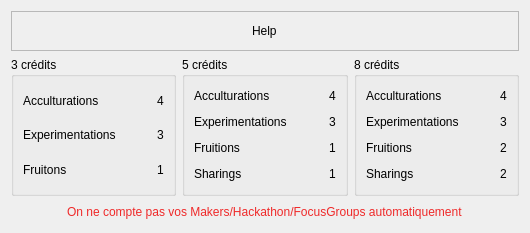
First picture: the form in ui/HelpObjectivesWidget.ui, repository Reidaa/EpiReminder, before the edit.
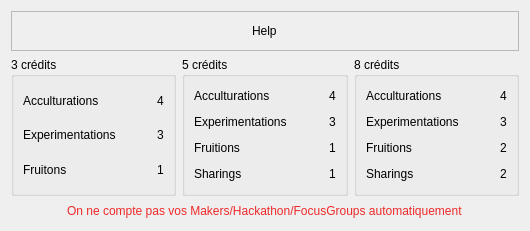
Second picture: the form after the edit.

```diff
--- a/ui/HelpObjectivesWidget.ui
+++ b/ui/HelpObjectivesWidget.ui
@@ -7,7 +7,7 @@
     <x>0</x>
     <y>0</y>
     <width>530</width>
-    <height>233</height>
+    <height>231</height>
    </rect>
   </property>
   <property name="windowTitle">
```
Left out of the diff: 278 changed lines with no effect on the pictures.
